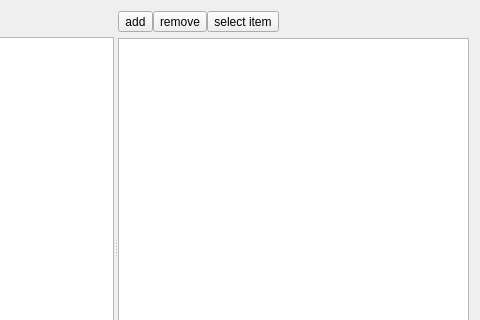
Old version of the form Window.ui in the repository gil9red/CardPreview; both pictures show x 249 to 729 and y 0 to 320 of the 729 by 494 pixel window.
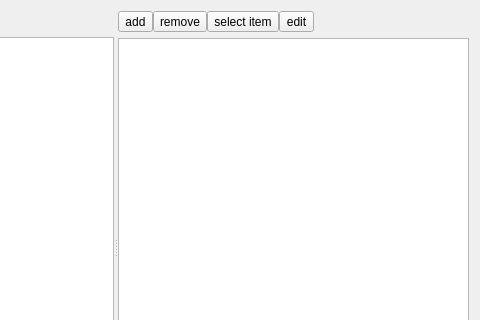
New version of the form.

The edit to the form file:
```diff
--- a/Window.ui
+++ b/Window.ui
@@ -91,6 +91,13 @@
            </property>
           </widget>
          </item>
+         <item>
+          <widget class="QToolButton" name="tb_edit">
+           <property name="text">
+            <string>edit</string>
+           </property>
+          </widget>
+         </item>
          <item>
           <spacer name="horizontalSpacer">
            <property name="orientation">
```
